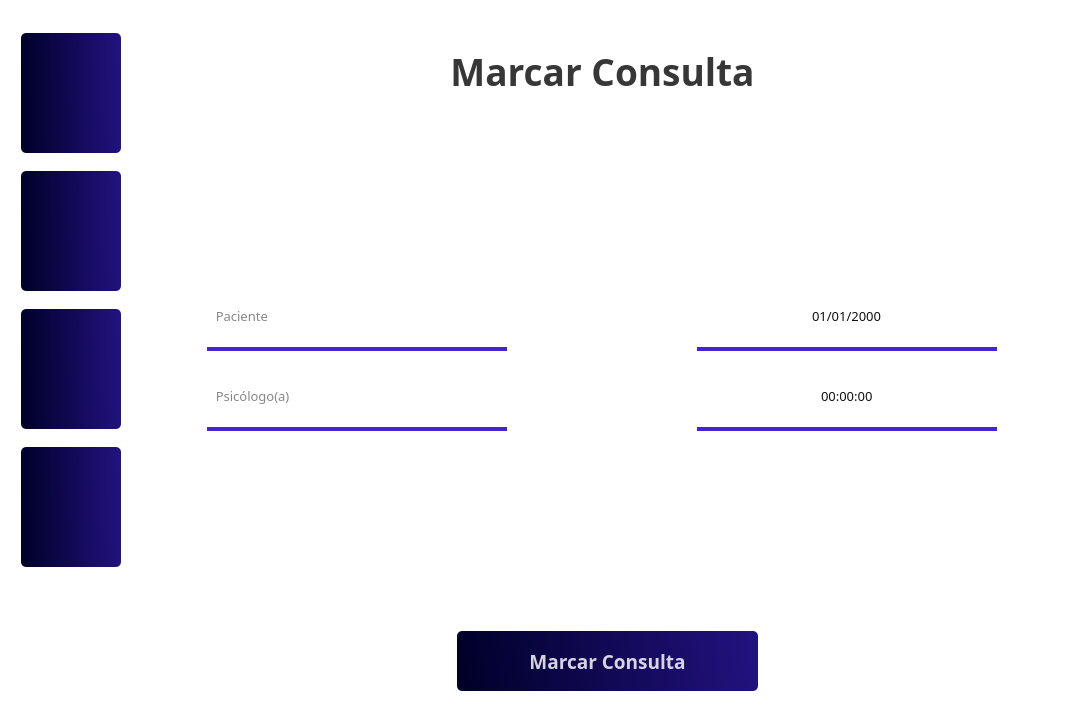
Above: Designer/Widget_main.ui from Kaue-14/PATP_Nivel_2 before the change. Below: the same form after it.
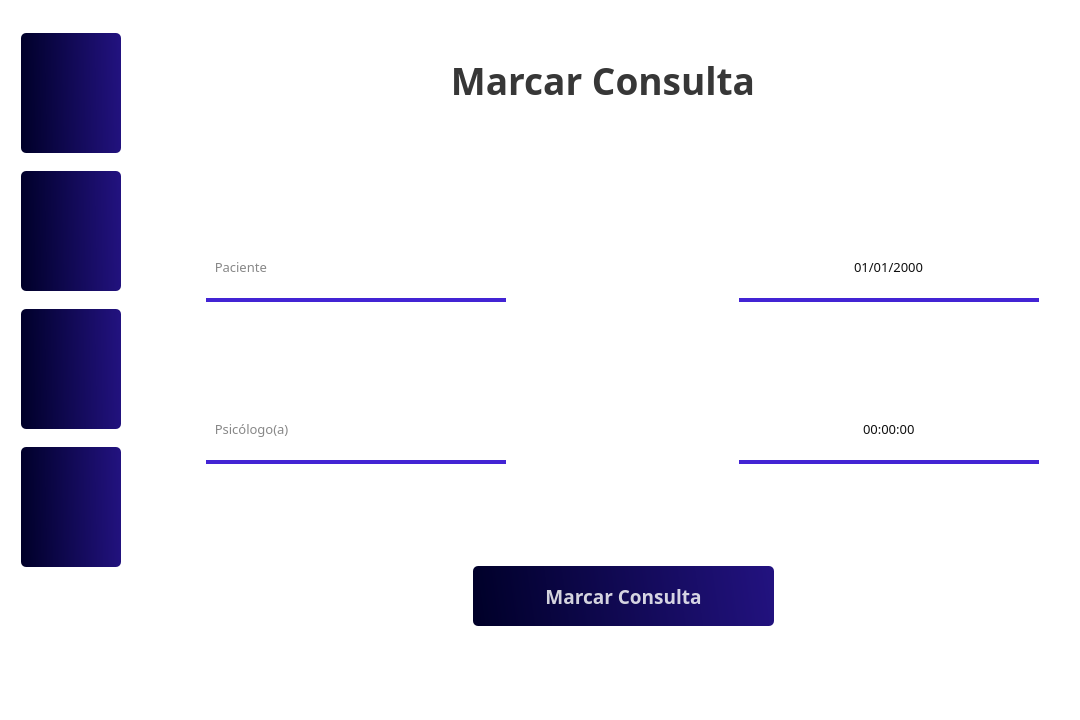
That is the form after the change. The open tabs and pages were chosen to show the change. Icons and pictures are not drawn.

Commit message:
Add Função do Tab no enter
criei uma função que quando pressionado o enter ele faz a função do tab

Patch:
```diff
--- a/Designer/Widget_main.ui
+++ b/Designer/Widget_main.ui
@@ -1009,11 +1009,35 @@
      </widget>
      <widget class="QWidget" name="page_view"/>
      <widget class="QWidget" name="page_make">
+      <layout class="QGridLayout" name="gridLayout_3">
+       <item row="2" column="3">
+        <widget class="QFrame" name="frame_2">
+         <property name="minimumSize">
+          <size>
+           <width>300</width>
+           <height>60</height>
+          </size>
+         </property>
+         <property name="maximumSize">
+          <size>
+           <width>300</width>
+           <height>60</height>
+          </size>
+         </property>
+         <property name="styleSheet">
+          <string notr="true">background-color: rgba(255, 255, 255, 0);</string>
+         </property>
+         <property name="frameShape">
+          <enum>QFrame::StyledPanel</enum>
+         </property>
+         <property name="frameShadow">
+          <enum>QFrame::Raised</enum>
+         </property>
       <widget class="QDateEdit" name="input_data_make">
        <property name="geometry">
         <rect>
-         <x>560</x>
-         <y>280</y>
+            <x>0</x>
+            <y>0</y>
          <width>300</width>
          <height>60</height>
         </rect>
@@ -1024,6 +1048,18 @@
          <verstretch>0</verstretch>
         </sizepolicy>
        </property>
+          <property name="minimumSize">
+           <size>
+            <width>300</width>
+            <height>60</height>
+           </size>
+          </property>
+          <property name="maximumSize">
+           <size>
+            <width>300</width>
+            <height>60</height>
+           </size>
+          </property>
        <property name="baseSize">
         <size>
          <width>0</width>
@@ -1061,8 +1097,8 @@
       <widget class="QPushButton" name="button_calendar_make">
        <property name="geometry">
         <rect>
-         <x>800</x>
-         <y>280</y>
+            <x>240</x>
+            <y>0</y>
          <width>60</width>
          <height>60</height>
         </rect>
@@ -1087,14 +1123,21 @@
          <normaloff>calendar_icon.webp</normaloff>calendar_icon.webp</iconset>
        </property>
       </widget>
+        </widget>
+       </item>
+       <item row="2" column="1">
       <widget class="QLineEdit" name="input_patient">
-       <property name="geometry">
-        <rect>
-         <x>70</x>
-         <y>280</y>
+         <property name="minimumSize">
+          <size>
          <width>300</width>
          <height>60</height>
-        </rect>
+          </size>
+         </property>
+         <property name="maximumSize">
+          <size>
+           <width>300</width>
+           <height>60</height>
+          </size>
        </property>
        <property name="font">
         <font>
@@ -1116,19 +1159,95 @@
         <string>  Paciente</string>
        </property>
       </widget>
+       </item>
+       <item row="2" column="0">
+        <spacer name="horizontalSpacer_3">
+         <property name="orientation">
+          <enum>Qt::Horizontal</enum>
+         </property>
+         <property name="sizeType">
+          <enum>QSizePolicy::Minimum</enum>
+         </property>
+         <property name="sizeHint" stdset="0">
+          <size>
+           <width>60</width>
+           <height>20</height>
+          </size>
+         </property>
+        </spacer>
+       </item>
+       <item row="5" column="1">
+        <spacer name="verticalSpacer_12">
+         <property name="orientation">
+          <enum>Qt::Vertical</enum>
+         </property>
+         <property name="sizeHint" stdset="0">
+          <size>
+           <width>20</width>
+           <height>40</height>
+          </size>
+         </property>
+        </spacer>
+       </item>
+       <item row="1" column="1">
+        <spacer name="verticalSpacer_10">
+         <property name="orientation">
+          <enum>Qt::Vertical</enum>
+         </property>
+         <property name="sizeHint" stdset="0">
+          <size>
+           <width>20</width>
+           <height>40</height>
+          </size>
+         </property>
+        </spacer>
+       </item>
+       <item row="4" column="3">
+        <widget class="QTimeEdit" name="input_time">
+         <property name="minimumSize">
+          <size>
+           <width>300</width>
+           <height>60</height>
+          </size>
+         </property>
+         <property name="maximumSize">
+          <size>
+           <width>300</width>
+           <height>60</height>
+          </size>
+         </property>
+         <property name="font">
+          <font>
+           <family>JetBrains Mono</family>
+           <pointsize>10</pointsize>
+           <weight>50</weight>
+           <bold>false</bold>
+          </font>
+         </property>
+         <property name="styleSheet">
+          <string notr="true">background-color:rgba(0, 0, 0, 0);
+border:none;
+border-bottom:4px solid rgb(67, 36, 212);
+color:rgba(0, 0, 0, 240);
+padding-bottom:7px;</string>
+         </property>
+         <property name="alignment">
+          <set>Qt::AlignCenter</set>
+         </property>
+         <property name="buttonSymbols">
+          <enum>QAbstractSpinBox::NoButtons</enum>
+         </property>
+         <property name="keyboardTracking">
+          <bool>true</bool>
+         </property>
+        </widget>
+       </item>
+       <item row="0" column="1" colspan="3">
       <widget class="QLabel" name="title_make">
-       <property name="geometry">
-        <rect>
-         <x>0</x>
-         <y>0</y>
-         <width>931</width>
-         <height>120</height>
-        </rect>
-       </property>
        <property name="minimumSize">
         <size>
          <width>0</width>
-         <height>0</height>
+           <height>120</height>
         </size>
        </property>
        <property name="maximumSize">
@@ -1159,14 +1278,33 @@
         <set>Qt::AlignCenter</set>
        </property>
       </widget>
+       </item>
+       <item row="3" column="1">
+        <spacer name="verticalSpacer_11">
+         <property name="orientation">
+          <enum>Qt::Vertical</enum>
+         </property>
+         <property name="sizeHint" stdset="0">
+          <size>
+           <width>20</width>
+           <height>40</height>
+          </size>
+         </property>
+        </spacer>
+       </item>
+       <item row="4" column="1">
       <widget class="QLineEdit" name="input_psychologist">
-       <property name="geometry">
-        <rect>
-         <x>70</x>
-         <y>360</y>
+         <property name="minimumSize">
+          <size>
          <width>300</width>
          <height>60</height>
-        </rect>
+          </size>
+         </property>
+         <property name="maximumSize">
+          <size>
+           <width>300</width>
+           <height>60</height>
+          </size>
        </property>
        <property name="font">
         <font>
@@ -1188,48 +1326,33 @@
         <string>  Psicólogo(a)</string>
        </property>
       </widget>
-      <widget class="QTimeEdit" name="input_time">
-       <property name="geometry">
-        <rect>
-         <x>560</x>
-         <y>360</y>
-         <width>300</width>
-         <height>60</height>
-        </rect>
-       </property>
-       <property name="font">
-        <font>
-         <family>JetBrains Mono</family>
-         <pointsize>10</pointsize>
-         <weight>50</weight>
-         <bold>false</bold>
-        </font>
-       </property>
-       <property name="styleSheet">
-        <string notr="true">background-color:rgba(0, 0, 0, 0);
-border:none;
-border-bottom:4px solid rgb(67, 36, 212);
-color:rgba(0, 0, 0, 240);
-padding-bottom:7px;</string>
-       </property>
-       <property name="alignment">
-        <set>Qt::AlignCenter</set>
-       </property>
-       <property name="buttonSymbols">
-        <enum>QAbstractSpinBox::NoButtons</enum>
-       </property>
-       <property name="keyboardTracking">
-        <bool>true</bool>
-       </property>
-      </widget>
+       </item>
+       <item row="7" column="2">
+        <spacer name="verticalSpacer_13">
+         <property name="orientation">
+          <enum>Qt::Vertical</enum>
+         </property>
+         <property name="sizeHint" stdset="0">
+          <size>
+           <width>20</width>
+           <height>40</height>
+          </size>
+         </property>
+        </spacer>
+       </item>
+       <item row="6" column="2">
       <widget class="QPushButton" name="button_make">
-       <property name="geometry">
-        <rect>
-         <x>320</x>
-         <y>620</y>
+         <property name="minimumSize">
+          <size>
          <width>301</width>
          <height>60</height>
-        </rect>
+          </size>
+         </property>
+         <property name="maximumSize">
+          <size>
+           <width>301</width>
+           <height>60</height>
+          </size>
        </property>
        <property name="font">
         <font>
@@ -1258,6 +1381,36 @@
         <string>Marcar Consulta</string>
        </property>
       </widget>
+       </item>
+       <item row="3" column="4">
+        <spacer name="horizontalSpacer_6">
+         <property name="orientation">
+          <enum>Qt::Horizontal</enum>
+         </property>
+         <property name="sizeType">
+          <enum>QSizePolicy::Minimum</enum>
+         </property>
+         <property name="sizeHint" stdset="0">
+          <size>
+           <width>60</width>
+           <height>20</height>
+          </size>
+         </property>
+        </spacer>
+       </item>
+      </layout>
+      <zorder>input_patient</zorder>
+      <zorder>title_make</zorder>
+      <zorder>input_psychologist</zorder>
+      <zorder>input_time</zorder>
+      <zorder>verticalSpacer_10</zorder>
+      <zorder>verticalSpacer_11</zorder>
+      <zorder>button_make</zorder>
+      <zorder>verticalSpacer_12</zorder>
+      <zorder>verticalSpacer_13</zorder>
+      <zorder>horizontalSpacer_3</zorder>
+      <zorder>frame_2</zorder>
+      <zorder>horizontalSpacer_6</zorder>
      </widget>
     </widget>
    </item>
```
Left out of the diff: 755 changed lines with no effect on the pictures. Lines whose indentation alone changed are shown as unchanged. The commit also changes 3 other files.
